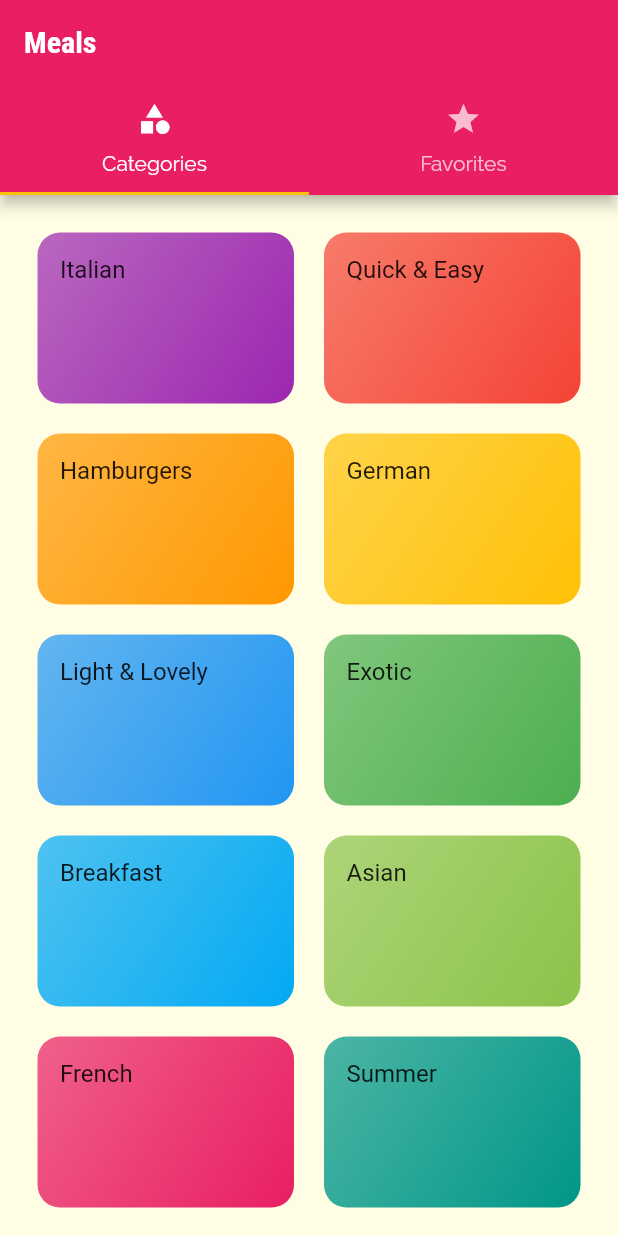
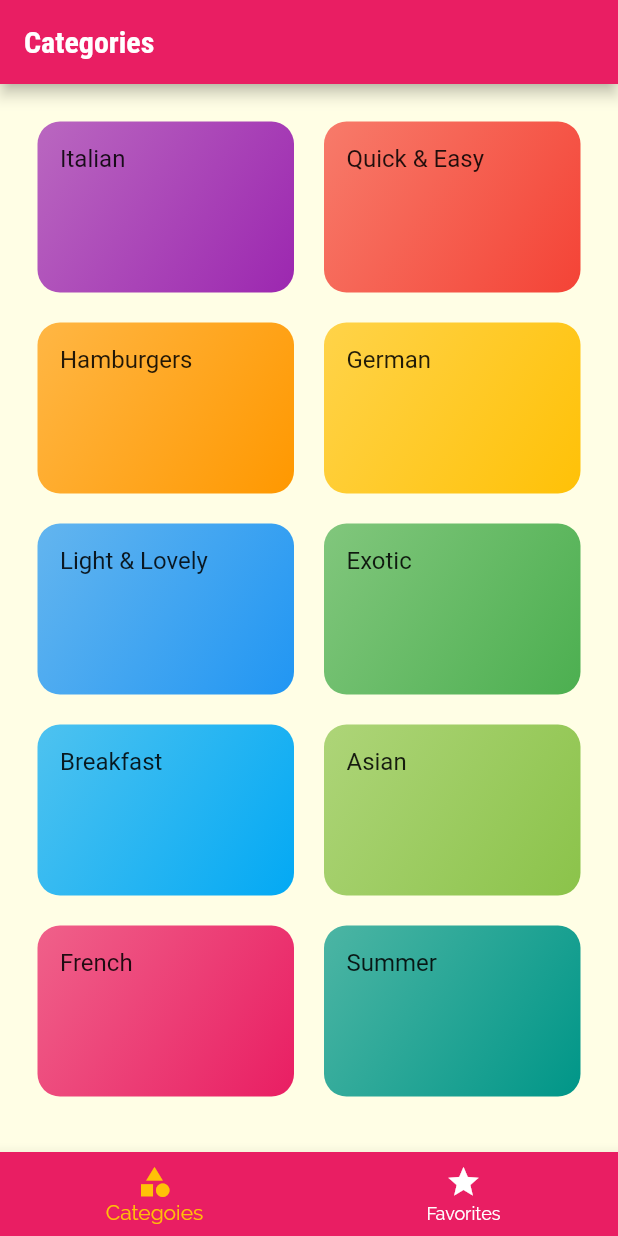
Before and after one commit to paulohfev/meals-study-app, a Flutter app: the screen it shows after launch, on a phone screen of 412 x 824 dp. Run offline on Flutter 3.47's test engine with Material 2 defaults, Android fonts, the phone set to English and light mode, and no system bars.

```diff
--- a/lib/screens/tabs_screen.dart
+++ b/lib/screens/tabs_screen.dart
@@ -8,34 +8,44 @@ class TabsScreen extends StatefulWidget {
 }
 
 class _TabsScreenState extends State<TabsScreen> {
+  final List<Map<String, Object>> _pages = [
+    {'page': CategoriesScreen(), 'title': 'Categories'},
+    {'page': FavoritesScreen(), 'title': 'Your Favorite'},
+  ];
+  int _selectedPageIndex = 0;
+
+  void _selectPage(int index) {
+    setState(() {
+      _selectedPageIndex = index;
+    });
+  }
+
   @override
   Widget build(BuildContext context) {
-    return DefaultTabController(
-      length: 2,
-      // initialIndex: 0,
-      child: Scaffold(
-        appBar: AppBar(
-          title: Text('Meals'),
-          bottom: TabBar(
-            tabs: <Widget>[
-              Tab(
-                icon: Icon(Icons.category),
-                text: 'Categories',
-              ),
-              Tab(
-                icon: Icon(Icons.star),
-                text: 'Favorites',
-              ),
-            ],
+    return Scaffold(
+      appBar: AppBar(
+        title: Text(_pages[_selectedPageIndex]['title']),
+      ),
+      body: _pages[_selectedPageIndex]['page'],
+      bottomNavigationBar: BottomNavigationBar(
+        onTap: _selectPage,
+        backgroundColor: Theme.of(context).primaryColor,
+        unselectedItemColor: Colors.white,
+        selectedItemColor: Theme.of(context).accentColor,
+        currentIndex: _selectedPageIndex,
+        // type: BottomNavigationBarType.fixed,
+        items: [
+          BottomNavigationBarItem(
+            backgroundColor: Theme.of(context).primaryColor,
+            icon: Icon(Icons.category),
+            label: 'Categoies',
           ),
-        ),
-        body: TabBarView(
-          // num of widgets has to match the length property in DefaultTabController
-          children: <Widget>[
-            CategoriesScreen(),
-            FavoritesScreen(),
-          ],
-        ),
+          BottomNavigationBarItem(
+            backgroundColor: Theme.of(context).primaryColor,
+            icon: Icon(Icons.star),
+            label: 'Favorites',
+          )
+        ],
       ),
     );
   }
```
